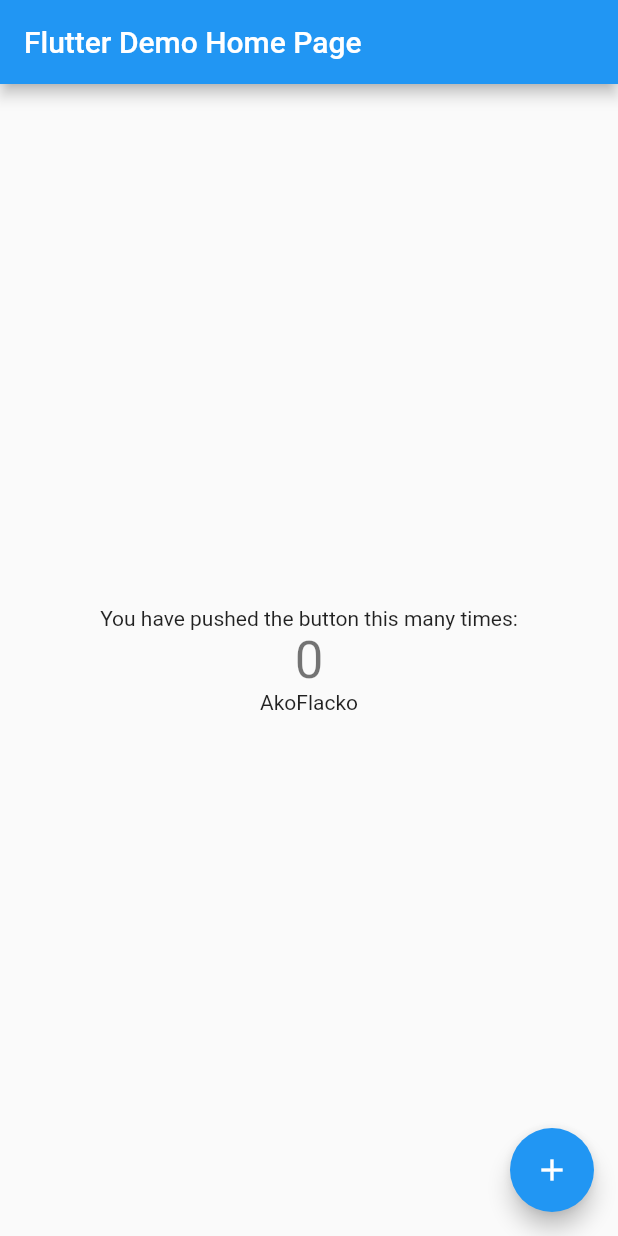
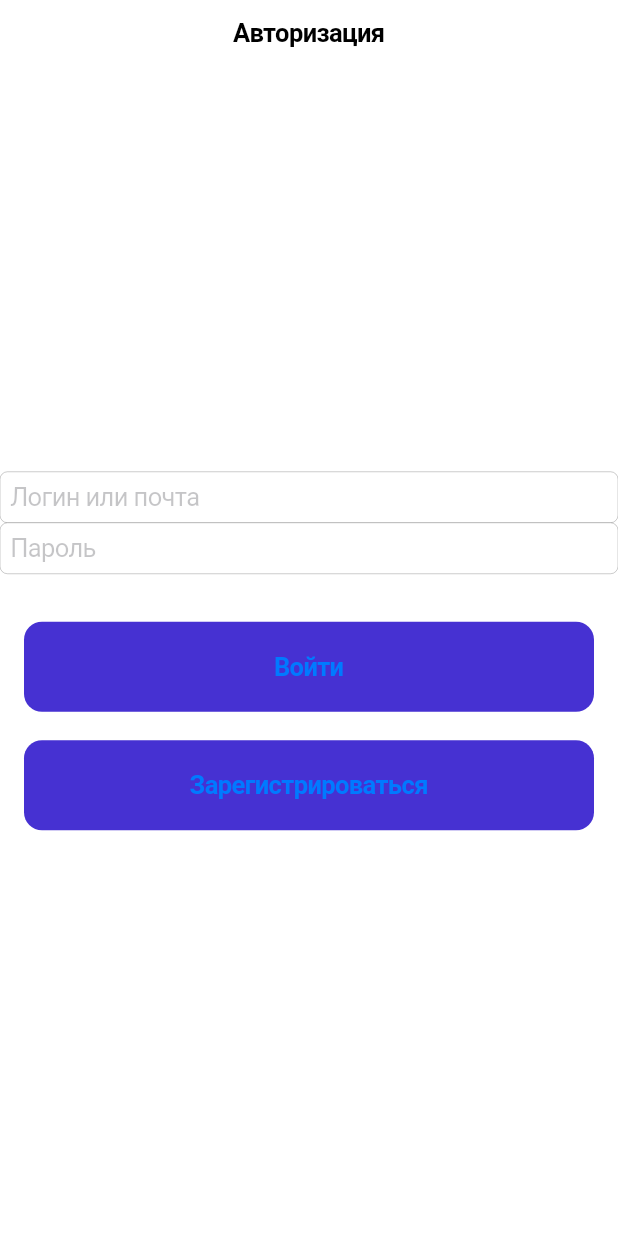
Before and after one commit to serikqaliev/flutter_project, a Flutter app: the screen it shows after launch, on a phone screen of 412 x 824 dp. Run offline on Flutter 3.47's test engine with Material 2 defaults, Android fonts, the phone set to English and light mode, and no system bars.

Commit message:
button design

```diff
--- a/lib/main.dart
+++ b/lib/main.dart
@@ -1,4 +1,7 @@
-import 'package:flutter/material.dart';
+// ignore_for_file: prefer_const_constructors
+
+import 'package:flutter/cupertino.dart';
+import 'package:lesson_1/screens/auth/auth_screen.dart';
 
 void main() {
   runApp(const MyApp());
@@ -9,65 +12,8 @@ class MyApp extends StatelessWidget {
 
   @override
   Widget build(BuildContext context) {
-    return MaterialApp(
-      title: 'Flutter Demo',
-      theme: ThemeData(
-        primarySwatch: Colors.blue,
-      ),
-      home: const MyHomePage(
-        title: 'Flutter Demo Home Page',
-        example: 'AkoFlacko',
-      ),
+    return CupertinoApp(
+      home: AuthScreen(),
     );
   }
 }
-
-class MyHomePage extends StatefulWidget {
-  const MyHomePage({Key? key, required this.title, required this.example})
-      : super(key: key);
-
-  final String title;
-  final String example;
-
-  @override
-  State<MyHomePage> createState() => _MyHomePageState();
-}
-
-class _MyHomePageState extends State<MyHomePage> {
-  int _counter = 0;
-
-  void _incrementCounter() {
-    setState(() {
-      _counter++;
-    });
-  }
-
-  @override
-  Widget build(BuildContext context) {
-    return Scaffold(
-      appBar: AppBar(
-        title: Text(widget.title),
-      ),
-      body: Center(
-        child: Column(
-          mainAxisAlignment: MainAxisAlignment.center,
-          children: <Widget>[
-            const Text(
-              'You have pushed the button this many times:',
-            ),
-            Text(
-              '$_counter',
-              style: Theme.of(context).textTheme.headline4,
-            ),
-            Text(widget.example)
-          ],
-        ),
-      ),
-      floatingActionButton: FloatingActionButton(
-        onPressed: _incrementCounter,
-        tooltip: 'Increment',
-        child: const Icon(Icons.add),
-      ),
-    );
-  }
-}
--- /dev/null
+++ b/lib/screens/auth/auth_screen.dart
@@ -0,0 +1,62 @@
+// ignore_for_file: prefer_const_constructors
+
+import 'package:flutter/cupertino.dart';
+
+class AuthScreen extends StatelessWidget {
+  const AuthScreen({Key? key}) : super(key: key);
+
+  foo() {}
+
+  @override
+  Widget build(BuildContext context) {
+    return CupertinoPageScaffold(
+      navigationBar: const CupertinoNavigationBar(
+        middle: Text('Авторизация'),
+      ),
+      child: SafeArea(
+        child: Column(
+          mainAxisAlignment: MainAxisAlignment.center,
+          crossAxisAlignment: CrossAxisAlignment.stretch,
+          children: <Widget>[
+            CupertinoTextField(
+              placeholder: 'Логин или почта',
+            ),
+            CupertinoTextField(
+              placeholder: 'Пароль',
+            ),
+            SizedBox(
+              height: 32,
+            ),
+            Padding(
+              padding: EdgeInsets.symmetric(horizontal: 16),
+              child: CupertinoButton(
+                padding: EdgeInsets.symmetric(vertical: 20),
+                color: Color(0xFF4631D2),
+                child: Text(
+                  'Войти',
+                  style: TextStyle(fontWeight: FontWeight.bold),
+                ),
+                onPressed: () {},
+              ),
+            ),
+            SizedBox(
+              height: 19,
+            ),
+            Padding(
+              padding: EdgeInsets.symmetric(horizontal: 16),
+              child: CupertinoButton(
+                padding: EdgeInsets.symmetric(vertical: 20),
+                color: Color(0xFF4631D2),
+                child: Text(
+                  'Зарегистрироваться',
+                  style: TextStyle(fontWeight: FontWeight.bold),
+                ),
+                onPressed: () {},
+              ),
+            )
+          ],
+        ),
+      ),
+    );
+  }
+}
```
